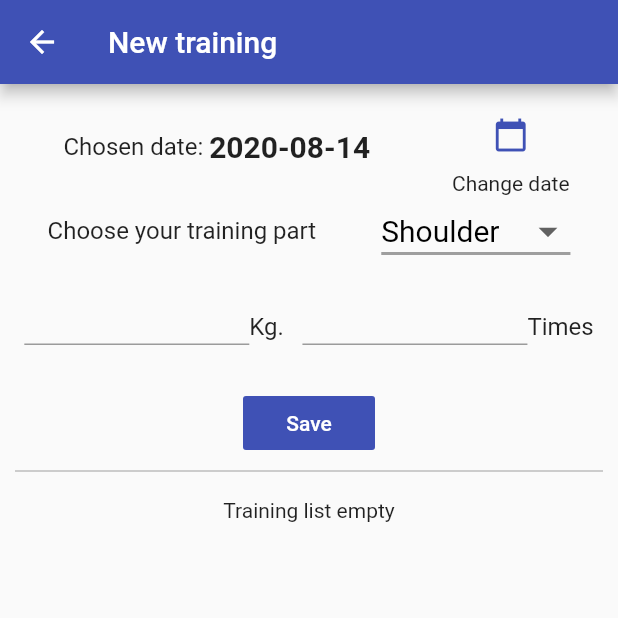
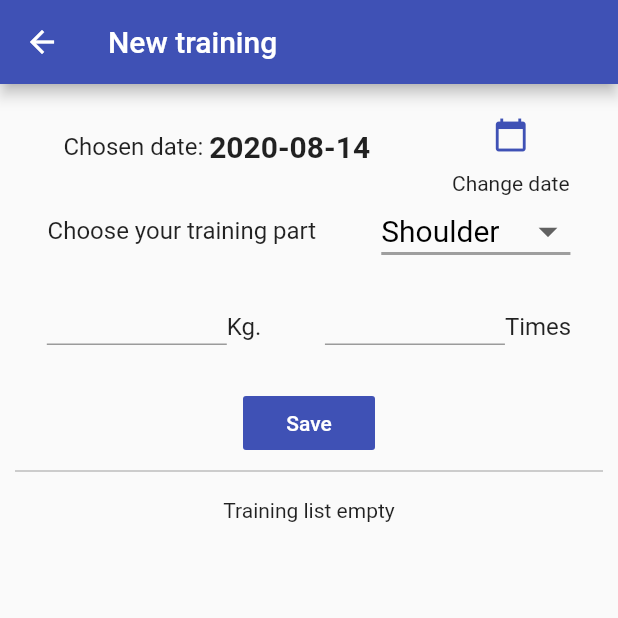
Before and after one commit to bigface0202/volume_tracker, a Flutter app: the screen it shows after launch, after a tap on the "add" icon, on a phone screen of 412 x 824 dp, the top half of it. Run offline on Flutter 3.47's test engine with Material 2 defaults, Android fonts, the phone set to English and light mode, and no system bars; our stand-ins replace charts_flutter, sqflite; accounts and stored records are empty.

Commit message:
Fix minor issue

```diff
--- a/lib/main.dart
+++ b/lib/main.dart
@@ -1,5 +1,6 @@
 import 'package:flutter/material.dart';
 import 'package:provider/provider.dart';
+import 'package:flutter/services.dart';
 
 import 'models/training_prov.dart';
 import 'models/volume_prov.dart';
@@ -11,6 +12,10 @@ void main() => runApp(MyApp());
 class MyApp extends StatelessWidget {
   @override
   Widget build(BuildContext context) {
+    SystemChrome.setPreferredOrientations([
+      DeviceOrientation.portraitUp,
+      DeviceOrientation.portraitDown,
+    ]);
     return MultiProvider(
       providers: [
         ChangeNotifierProvider(
--- a/lib/models/volume_prov.dart
+++ b/lib/models/volume_prov.dart
@@ -9,7 +9,12 @@ class VolumeProv with ChangeNotifier {
   List<Volume> _userVolume = [];
 
   List<Volume> get userVolumes {
-    return [..._userVolume].toList();
+    if (_userVolume.length > 0) {
+      _userVolume.sort((a, b) => b.date.compareTo(a.date));
+      return [..._userVolume].toList();
+    } else {
+      return [..._userVolume].toList();
+    }
   }
 
   void addVolume(Volume volume) {
--- a/lib/screens/graph_screen.dart
+++ b/lib/screens/graph_screen.dart
@@ -76,7 +76,7 @@ class _GraphScreenState extends State<GraphScreen> {
   }
 
   List<PartVolume> _calcPeriod(DateTime sDate, DateTime eDate) {
-    Map<String, double> _periodVolume =
+    final Map<String, double> _periodVolume =
         Provider.of<VolumeProv>(context, listen: false)
             .calcPeriodVolume(sDate, eDate);
     final data = [
--- a/lib/screens/new_training_screen.dart
+++ b/lib/screens/new_training_screen.dart
@@ -22,7 +22,7 @@ class _NewTrainingScreenState extends State<NewTrainingScreen> {
   final _timesForcusNode = FocusNode();
   String _selectedDate = DateFormat('yyyy-MM-dd').format(DateTime.now());
   String _selectedPart = 'Shoulder';
-  List<String> _parts = [
+  final List<String> _parts = [
     'Shoulder',
     'Chest',
     'Biceps',
@@ -188,7 +188,7 @@ class _NewTrainingScreenState extends State<NewTrainingScreen> {
                       children: <Widget>[
                         SizedBox(
                           height: 80,
-                          width: 150,
+                          width: 120,
                           // Weight TextFormField
                           child: TextFormField(
                             style: TextStyle(
@@ -199,6 +199,7 @@ class _NewTrainingScreenState extends State<NewTrainingScreen> {
                             keyboardType: TextInputType.number,
                             textInputAction: TextInputAction.next,
                             controller: _weightsController,
+                            decoration: InputDecoration(errorMaxLines: 2),
                             validator: (value) {
                               if (value.isEmpty) {
                                 return 'Please fill the field';
@@ -225,7 +226,7 @@ class _NewTrainingScreenState extends State<NewTrainingScreen> {
                       children: <Widget>[
                         SizedBox(
                           height: 80,
-                          width: 150,
+                          width: 120,
                           child: TextFormField(
                             style: TextStyle(
                               fontSize: 24,
@@ -234,6 +235,7 @@ class _NewTrainingScreenState extends State<NewTrainingScreen> {
                             keyboardType: TextInputType.number,
                             controller: _timesController,
                             focusNode: _timesForcusNode,
+                            decoration: InputDecoration(errorMaxLines: 2),
                             validator: (value) {
                               if (value.isEmpty) {
                                 return 'Please fill the field';
--- a/lib/screens/training_screen.dart
+++ b/lib/screens/training_screen.dart
@@ -2,7 +2,6 @@ import 'package:flutter/material.dart';
 import 'package:provider/provider.dart';
 
 import '../widgets/training_list.dart';
-import '../models/training_prov.dart';
 import '../models/volume_prov.dart';
 
 class TrainingScreen extends StatefulWidget {
```
